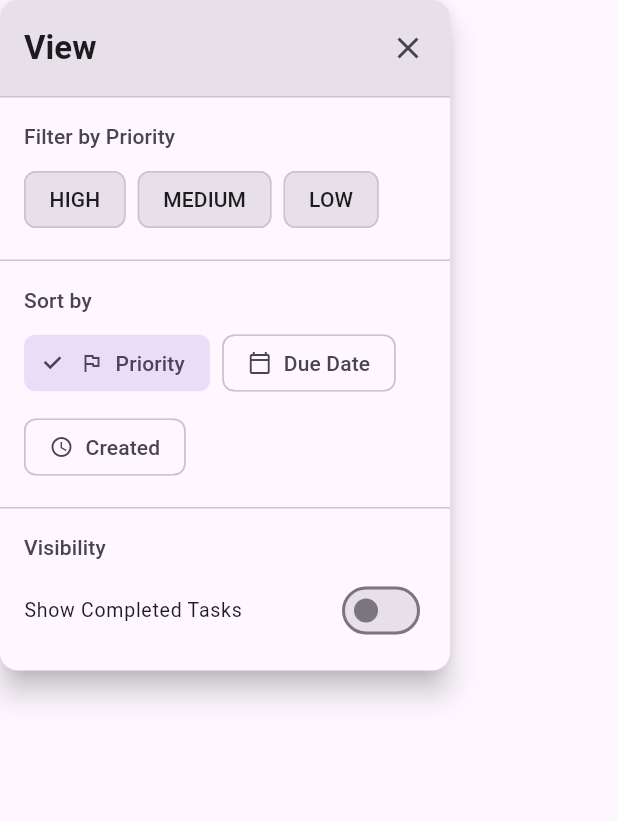
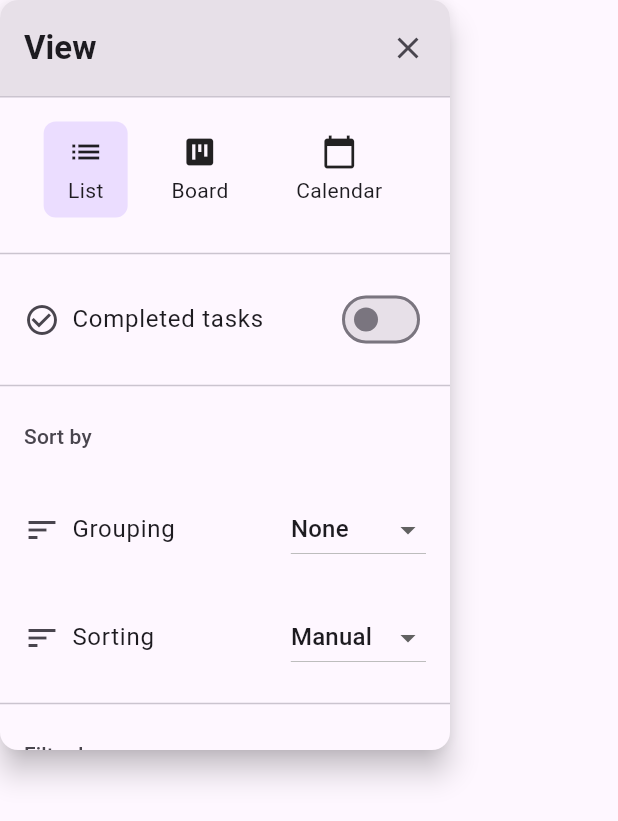
Before and after one commit to neovasky/quirk, a Flutter app: the ViewMenuOverlay widget shown alone on an empty page, opened directly with empty values, on a phone screen of 412 x 824 dp. Shown: the top 821 px of the screen. Run offline on Flutter 3.47's test engine with Material 3 defaults, Android fonts, the phone set to English and light mode, and no system bars; our stand-ins replace shared_preferences; accounts and stored records are empty.

Commit message:
No errors. Still working on removing the completed task divider, and updating the task filter dialog winow

```diff
--- a/lib/ui/components/view_menu_overlay.dart
+++ b/lib/ui/components/view_menu_overlay.dart
@@ -14,7 +14,7 @@ class ViewMenuController {
 
     _overlayEntry = OverlayEntry(
       builder: (context) {
-        const  menuWidth = 300.0;
+        const menuWidth = 300.0;
         const rightPadding = 16.0;
         final left = screenWidth - menuWidth - rightPadding;
 
@@ -52,13 +52,6 @@ class ViewMenuController {
   }
 }
 
-class MenuSection {
-  final String title;
-  final Widget child;
-
-  const MenuSection({required this.title, required this.child});
-}
-
 class ViewMenuOverlay extends StatefulWidget {
   final VoidCallback onClose;
 
@@ -74,7 +67,8 @@ class ViewMenuOverlay extends StatefulWidget {
 class _ViewMenuOverlayState extends State<ViewMenuOverlay> with SingleTickerProviderStateMixin {
   final Set<TaskPriority> _selectedPriorities = {};
   bool _showCompleted = false;
-  String _sortBy = 'priority';
+  String _grouping = 'None';
+  String _sorting = 'Manual';
   late final AnimationController _animationController;
   late final Animation<double> _fadeAnimation;
 
@@ -118,7 +112,97 @@ class _ViewMenuOverlayState extends State<ViewMenuOverlay> with SingleTickerProv
               crossAxisAlignment: CrossAxisAlignment.start,
               children: [
                 _buildHeader(theme),
-                ..._buildSections(theme),
+
+                // View Options
+                Padding(
+                  padding: const EdgeInsets.all(16),
+                  child: Row(
+                    mainAxisAlignment: MainAxisAlignment.spaceEvenly,
+                    children: [
+                      _buildViewOption('List', Icons.list, true),
+                      _buildViewOption('Board', Icons.view_kanban, false),
+                      _buildViewOption('Calendar', Icons.calendar_today, false),
+                    ],
+                  ),
+                ),
+
+                const Divider(),
+
+                // Show Completed Tasks Toggle
+                ListTile(
+                  leading: const Icon(Icons.check_circle_outline),
+                  title: const Text('Completed tasks'),
+                  trailing: Switch(
+                    value: _showCompleted,
+                    onChanged: (value) {
+                      setState(() => _showCompleted = value);
+                    },
+                  ),
+                ),
+
+                const Divider(),
+
+                // Sort By Section
+                _buildSection('Sort by', [
+                  ListTile(
+                    leading: const Icon(Icons.sort),
+                    title: const Text('Grouping'),
+                    trailing: DropdownButton<String>(
+                      value: _grouping,
+                      items: ['None', 'Priority', 'Due Date'].map((option) {
+                        return DropdownMenuItem(
+                          value: option,
+                          child: Text(option),
+                        );
+                      }).toList(),
+                      onChanged: (value) {
+                        if (value != null) {
+                          setState(() => _grouping = value);
+                        }
+                      },
+                    ),
+                  ),
+                  ListTile(
+                    leading: const Icon(Icons.sort),
+                    title: const Text('Sorting'),
+                    trailing: DropdownButton<String>(
+                      value: _sorting,
+                      items: ['Manual', 'Due Date', 'Priority'].map((option) {
+                        return DropdownMenuItem(
+                          value: option,
+                          child: Text(option),
+                        );
+                      }).toList(),
+                      onChanged: (value) {
+                        if (value != null) {
+                          setState(() => _sorting = value);
+                        }
+                      },
+                    ),
+                  ),
+                ]),
+
+                const Divider(),
+
+                // Filter By Section
+                _buildSection('Filter by', [
+                  ListTile(
+                    leading: const Icon(Icons.calendar_today),
+                    title: const Text('Due date'),
+                    trailing: const Text('All'),
+                    onTap: () {
+                      // Handle due date filter
+                    },
+                  ),
+                  ListTile(
+                    leading: const Icon(Icons.flag),
+                    title: const Text('Priority'),
+                    trailing: const Text('All'),
+                    onTap: () {
+                      // Handle priority filter
+                    },
+                  ),
+                ]),
               ],
             ),
           ),
@@ -160,16 +244,58 @@ class _ViewMenuOverlayState extends State<ViewMenuOverlay> with SingleTickerProv
     );
   }
 
-  List<Widget> _buildSections(ThemeData theme) {
-    final sections = [
-      MenuSection(
-        title: 'Filter by Priority',
-        child: Wrap(
+  Widget _buildViewOption(String label, IconData icon, bool selected) {
+    return Container(
+      padding: const EdgeInsets.symmetric(horizontal: 16, vertical: 8),
+      decoration: BoxDecoration(
+        color: selected ? Theme.of(context).colorScheme.primaryContainer : null,
+        borderRadius: BorderRadius.circular(8),
+      ),
+      child: Column(
+        children: [
+          Icon(icon),
+          const SizedBox(height: 4),
+          Text(label),
+        ],
+      ),
+    );
+  }
+
+  Widget _buildSection(String title, List<Widget> children) {
+    if (title == 'Filter by') {
+      return Column(
+        crossAxisAlignment: CrossAxisAlignment.start,
+        children: [
+          Padding(
+            padding: const EdgeInsets.all(16),
+            child: Text(
+              title,
+              style: Theme.of(context).textTheme.titleSmall?.copyWith(
+                color: Theme.of(context).colorScheme.onSurfaceVariant,
+              ),
+            ),
+          ),
+          ListTile(
+            leading: const Icon(Icons.calendar_today),
+            title: const Text('Due date'),
+            trailing: const Text('All'),
+            onTap: () {
+              // Handle due date filter
+            },
+          ),
+          // Priority filter with chips
+          Padding(
+            padding: const EdgeInsets.symmetric(horizontal: 16, vertical: 8),
+            child: Column(
+              crossAxisAlignment: CrossAxisAlignment.start,
+              children: [
+                const Text('Priority'),
+                const SizedBox(height: 8),
+                Wrap(
                   spacing: 8,
-          runSpacing: 8,
                   children: TaskPriority.values.map((priority) {
                     return FilterChip(
-              label: Text(priority.name.toUpperCase()),
+                      label: Text(priority.name),
                       selected: _selectedPriorities.contains(priority),
                       onSelected: (selected) {
                         setState(() {
@@ -180,95 +306,30 @@ class _ViewMenuOverlayState extends State<ViewMenuOverlay> with SingleTickerProv
                           }
                         });
                       },
-              backgroundColor: theme.colorScheme.surfaceContainerHighest,
-              selectedColor: priority.color.withOpacity(0.2),
-              labelStyle: TextStyle(
-                color: _selectedPriorities.contains(priority)
-                  ? priority.color
-                  : theme.colorScheme.onSurface,
-              ),
-              showCheckmark: false,
                     );
                   }).toList(),
                 ),
-      ),
-      MenuSection(
-        title: 'Sort by',
-        child: Wrap(
-          spacing: 8,
-          runSpacing: 8,
-          children: [
-            _buildSortOption('Priority', 'priority', Icons.flag_outlined, theme),
-            _buildSortOption('Due Date', 'dueDate', Icons.calendar_today_outlined, theme),
-            _buildSortOption('Created', 'created', Icons.access_time_outlined, theme),
               ],
             ),
           ),
-      MenuSection(
-        title: 'Visibility',
-        child: SwitchListTile(
-          title: const Text('Show Completed Tasks'),
-          value: _showCompleted,
-          onChanged: (value) {
-            setState(() => _showCompleted = value);
-          },
-          contentPadding: EdgeInsets.zero,
-          dense: true,
-        ),
-      ),
-    ];
+        ],
+      );
+    }
 
-    return sections.map((section) {
     return Column(
       crossAxisAlignment: CrossAxisAlignment.start,
       children: [
         Padding(
-            padding: const EdgeInsets.fromLTRB(16, 16, 16, 8),
+          padding: const EdgeInsets.all(16),
           child: Text(
-              section.title,
-              style: theme.textTheme.titleSmall?.copyWith(
-                fontWeight: FontWeight.w500,
-                color: theme.colorScheme.onSurfaceVariant,
+            title,
+            style: Theme.of(context).textTheme.titleSmall?.copyWith(
+              color: Theme.of(context).colorScheme.onSurfaceVariant,
             ),
           ),
         ),
-          Padding(
-            padding: const EdgeInsets.fromLTRB(16, 0, 16, 16),
-            child: section.child,
-          ),
-          if (section != sections.last)
-            Divider(
-              height: 1,
-              color: theme.colorScheme.outlineVariant,
-            ),
+        ...children,
       ],
-      );
-    }).toList();
-  }
-
-  Widget _buildSortOption(String label, String value, IconData icon, ThemeData theme) {
-    final isSelected = _sortBy == value;
-    return ChoiceChip(
-      label: Row(
-        mainAxisSize: MainAxisSize.min,
-        children: [
-          Icon(
-            icon,
-            size: 16,
-            color: isSelected
-              ? theme.colorScheme.onSecondaryContainer
-              : theme.colorScheme.onSurfaceVariant,
-          ),
-          const SizedBox(width: 8),
-          Text(label),
-        ],
-      ),
-      selected: isSelected,
-      onSelected: (selected) {
-        if (selected) {
-          setState(() => _sortBy = value);
-        }
-      },
     );
   }
 }
```
Lines whose indentation alone changed are shown as unchanged.
